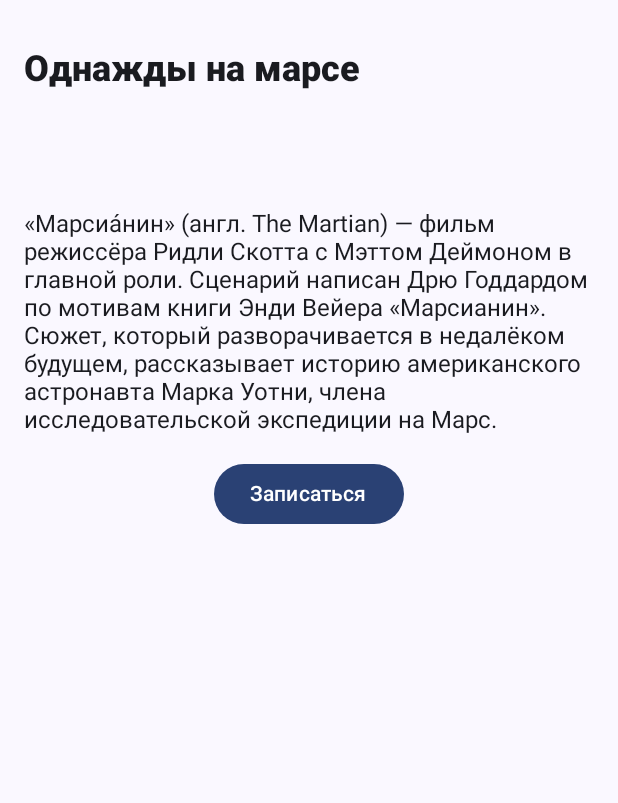
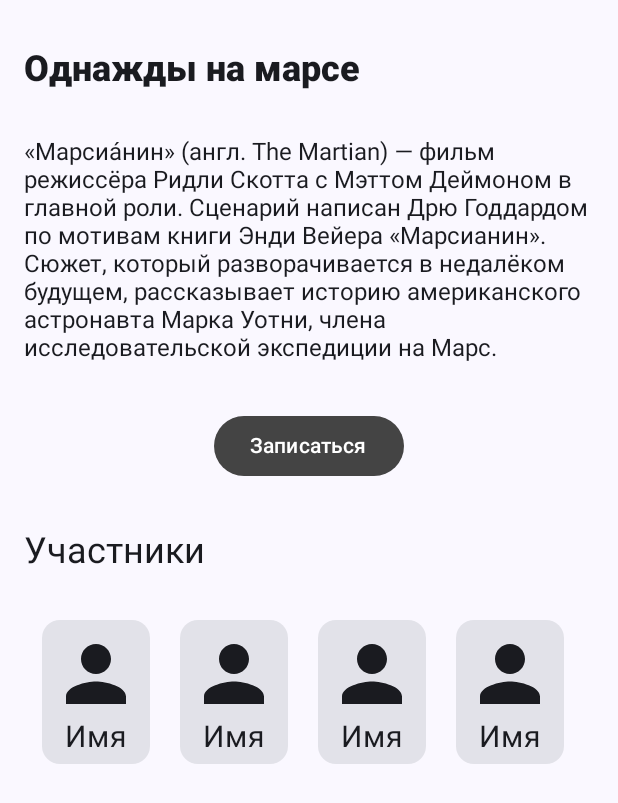
Before and after one commit to BlessedBoy16/CinemaClub, an Android app built with Jetpack Compose: the screen it shows after launch (MainActivity), on a phone screen of 412 x 824 dp. Shown: the top 803 px of the screen. Run offline under Robolectric (Android 15) with nearby library versions, the phone set to English and light mode, and no system bars; pictures from the network do not load.

Commit message:
add PersonView and remove the indentation

```diff
--- a/app/src/main/java/com/example/cinema/MainActivity.kt
+++ b/app/src/main/java/com/example/cinema/MainActivity.kt
@@ -3,27 +3,40 @@ package com.example.cinema
 import android.os.Bundle
 import androidx.activity.ComponentActivity
 import androidx.activity.compose.setContent
+import androidx.compose.foundation.background
 import androidx.compose.foundation.layout.Arrangement
 import androidx.compose.foundation.layout.Column
+import androidx.compose.foundation.layout.Spacer
 import androidx.compose.foundation.layout.fillMaxHeight
 import androidx.compose.foundation.layout.fillMaxSize
 import androidx.compose.foundation.layout.fillMaxWidth
+import androidx.compose.foundation.layout.height
 import androidx.compose.foundation.layout.padding
+import androidx.compose.foundation.layout.size
+import androidx.compose.foundation.layout.width
 import androidx.compose.foundation.lazy.LazyColumn
+import androidx.compose.foundation.lazy.LazyRow
+import androidx.compose.foundation.shape.CircleShape
+import androidx.compose.material.icons.Icons
+import androidx.compose.material.icons.filled.Person
 import androidx.compose.material3.Button
+import androidx.compose.material3.ButtonDefaults
+import androidx.compose.material3.Card
+import androidx.compose.material3.Icon
 import androidx.compose.material3.MaterialTheme
 import androidx.compose.material3.Surface
 import androidx.compose.material3.Text
 import androidx.compose.runtime.Composable
 import androidx.compose.ui.Alignment
 import androidx.compose.ui.Modifier
+import androidx.compose.ui.draw.clip
+import androidx.compose.ui.graphics.Color
 import androidx.compose.ui.text.TextStyle
 import androidx.compose.ui.text.font.FontWeight
 import androidx.compose.ui.unit.dp
 import androidx.compose.ui.unit.sp
 import coil.compose.AsyncImage
 import com.example.cinema.ui.theme.CinemaTheme
-
 
 class MainActivity : ComponentActivity() {
     override fun onCreate(savedInstanceState: Bundle?) {
@@ -44,12 +57,13 @@ class MainActivity : ComponentActivity() {
 
 @Composable
 fun mainContent() {
+    Column {
         LazyColumn {
             item {
                 cinemaTitle(name = "Однажды на марсе")
             }
             item {
-            poster(url = "https://upload.wikimedia.org/wikipedia/ru/6/67/The_Martian.jpg")
+                poster(url = "https://avatars.mds.yandex.net/get-kinopoisk-image/1600647/e1f881aa-20c4-4fe5-b6dd-8b8b69c4e639/1920x")
             }
             item {
                 description(
@@ -60,19 +74,43 @@ fun mainContent() {
                 )
             }
             item {
-            button() }
+                button()
+            }
+            item {
+                Text(
+                    text = "Участники",
+                    modifier = Modifier
+                        .padding(16.dp, 32.dp, 0.dp, 0.dp)
+                        .fillMaxWidth(),
+                    style = TextStyle(
+                        fontSize = 24.sp,
+                    )
+                )
+            }
+            item{
+                LazyRow(modifier = Modifier
+                    .padding(16.dp,24.dp)) {
+                        items(10) {
+                            Spacer(modifier = Modifier.width(4.dp))
+                            PersonView(name = "Имя")
                     }
                 }
+                Spacer(modifier = Modifier.height(32.dp))
+            }
+        }
+    }
+}
+
 
 @Composable
 fun cinemaTitle(name: String) {
     Text(
         text = name,
         modifier = Modifier
-            .padding(16.dp,32.dp),
+            .padding(16.dp,32.dp,0.dp,0.dp),
         style = TextStyle(
             fontSize = 24.sp,
-            fontWeight = FontWeight.ExtraBold
+            fontWeight = FontWeight.ExtraBold,
         )
     )
 }
@@ -83,8 +121,9 @@ fun poster(url: String) {
         model = url,
         contentDescription = null,
         modifier = Modifier
-            .fillMaxWidth(1f)
+            .fillMaxWidth()
             .padding(16.dp),
+
     )
 }
 
@@ -93,7 +132,7 @@ fun description(text: String){
     Text(
         text = text,
         modifier = Modifier
-            .padding(16.dp),
+            .padding(16.dp,0.dp,0.dp,32.dp),
         style = TextStyle(
             fontSize = 16.sp
         )
@@ -103,14 +142,44 @@ fun description(text: String){
 @Composable
 fun button(){
     Column(
-        modifier = Modifier.fillMaxWidth().fillMaxHeight(),
+        modifier = Modifier
+            .fillMaxWidth()
+            .fillMaxHeight(),
         verticalArrangement = Arrangement.Center,
         horizontalAlignment = Alignment.CenterHorizontally
     ) {
-        Button(onClick = { /*TODO*/ }) {
-
+        Button(onClick = { /*TODO*/ },
+            colors = ButtonDefaults.buttonColors(Color.DarkGray)) {
             Text("Записаться")
-
         }
     }
 }
+@Composable
+fun PersonView(name: String) {
+    Card(
+        modifier = Modifier
+            .fillMaxWidth()
+            .padding(8.dp)
+    ) {
+        Column(
+            modifier = Modifier
+                .fillMaxWidth()
+                .padding(6.dp)
+        ) {
+            Icon(
+                imageVector = Icons.Default.Person,
+                contentDescription = "Person",
+                modifier = Modifier
+                    .size(60.dp)
+                    .clip(CircleShape)
+
+            )
+            Text(
+                text = name,
+                fontSize = 20.sp,
+                modifier = Modifier
+                    .align(Alignment.CenterHorizontally),
+            )
+        }
+    }
+}
--- a/app/src/main/java/com/example/cinema/data/Cinema.kt
+++ b/app/src/main/java/com/example/cinema/data/Cinema.kt
@@ -1,4 +1,6 @@
 package com.example.cinema.data
+
+import android.app.admin.TargetUser
 
 data class Cinema(
     val title: String,
```
Lines whose indentation alone changed are shown as unchanged.
